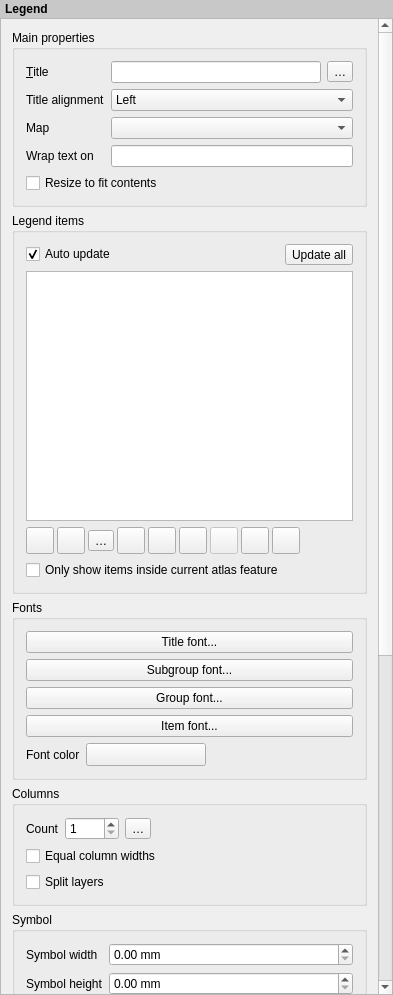
Qt form src/ui/composer/qgscomposerlegendwidgetbase.ui (carsmie/QGIS) before a commit.
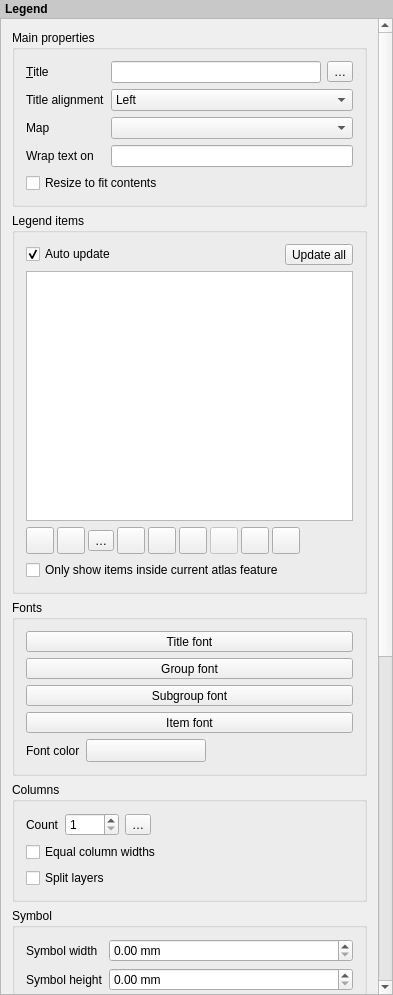
The same form after that commit. Icons and pictures are not drawn. Custom widgets are drawn as their Qt base class.

Commit message: Use QgsFontButton everywhere we can

Diff of the .ui file:
```diff
--- a/src/ui/composer/qgscomposerlegendwidgetbase.ui
+++ b/src/ui/composer/qgscomposerlegendwidgetbase.ui
@@ -64,8 +64,8 @@
        <rect>
         <x>0</x>
         <y>0</y>
-        <width>375</width>
-        <height>1506</height>
+        <width>374</width>
+        <height>1314</height>
        </rect>
       </property>
       <layout class="QVBoxLayout" name="mainLayout">
@@ -458,7 +458,7 @@
          </property>
          <layout class="QVBoxLayout" name="verticalLayout_3">
           <item>
-           <widget class="QPushButton" name="mTitleFontButton">
+           <widget class="QgsFontButton" name="mTitleFontButton">
             <property name="sizePolicy">
              <sizepolicy hsizetype="Preferred" vsizetype="Fixed">
               <horstretch>0</horstretch>
@@ -466,28 +466,46 @@
              </sizepolicy>
             </property>
             <property name="text">
-             <string>Title font...</string>
+             <string>Title font</string>
             </property>
            </widget>
           </item>
           <item>
-           <widget class="QPushButton" name="mLayerFontButton">
+           <widget class="QgsFontButton" name="mGroupFontButton">
+            <property name="sizePolicy">
+             <sizepolicy hsizetype="Expanding" vsizetype="Fixed">
+              <horstretch>0</horstretch>
+              <verstretch>0</verstretch>
+             </sizepolicy>
+            </property>
             <property name="text">
-             <string>Subgroup font...</string>
+             <string>Group font</string>
             </property>
            </widget>
           </item>
           <item>
-           <widget class="QPushButton" name="mGroupFontButton">
+           <widget class="QgsFontButton" name="mLayerFontButton">
+            <property name="sizePolicy">
+             <sizepolicy hsizetype="Expanding" vsizetype="Fixed">
+              <horstretch>0</horstretch>
+              <verstretch>0</verstretch>
+             </sizepolicy>
+            </property>
             <property name="text">
-             <string>Group font...</string>
+             <string>Subgroup font</string>
             </property>
            </widget>
           </item>
           <item>
-           <widget class="QPushButton" name="mItemFontButton">
+           <widget class="QgsFontButton" name="mItemFontButton">
+            <property name="sizePolicy">
+             <sizepolicy hsizetype="Expanding" vsizetype="Fixed">
+              <horstretch>0</horstretch>
+              <verstretch>0</verstretch>
+             </sizepolicy>
+            </property>
             <property name="text">
-             <string>Item font...</string>
+             <string>Item font</string>
             </property>
            </widget>
           </item>
@@ -1051,6 +1069,11 @@
    <extends>QDoubleSpinBox</extends>
    <header>qgsdoublespinbox.h</header>
   </customwidget>
+  <customwidget>
+   <class>QgsFontButton</class>
+   <extends>QToolButton</extends>
+   <header>qgsfontbutton.h</header>
+  </customwidget>
   <customwidget>
    <class>QgsSpinBox</class>
    <extends>QSpinBox</extends>
```
Left out of the diff: 25 changed lines with no effect on the pictures. The commit also changes 27 other files.
